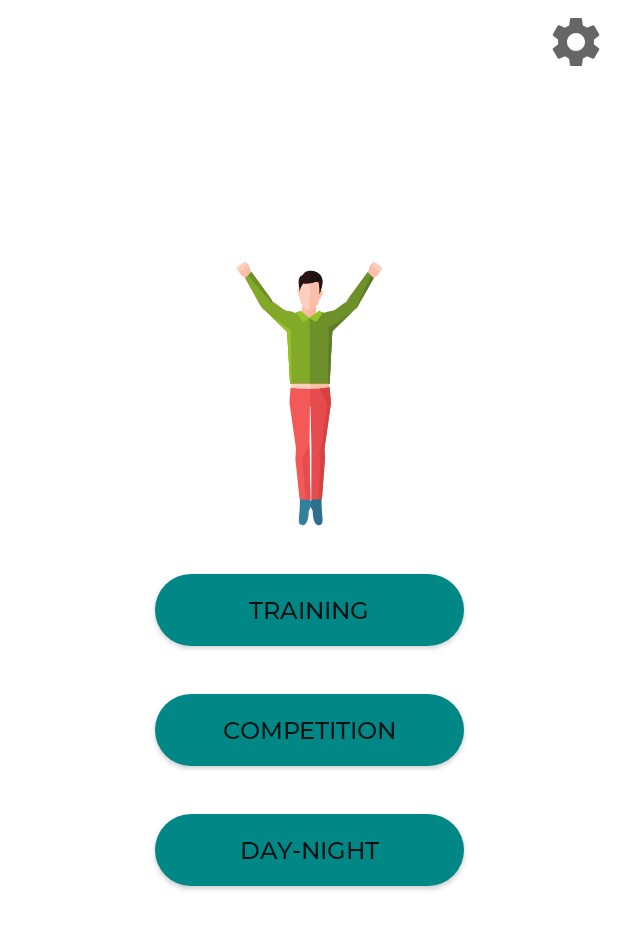
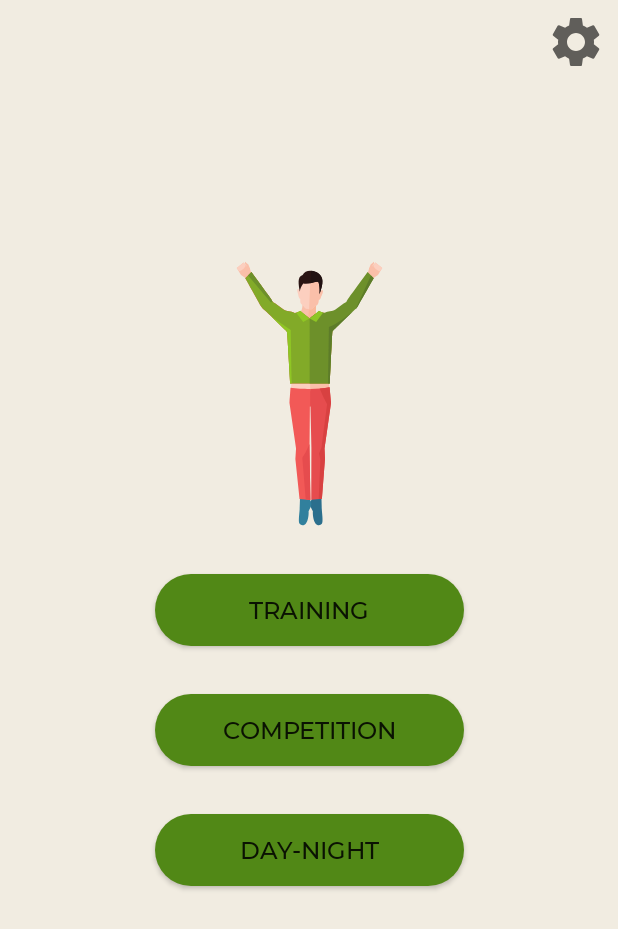
Before and after one commit to tomislav-ficko/Gibalica-App, an Android app: the MainFragment screen opened directly, with no data from a screen before it, on a phone screen of 412 x 824 dp. Shown: the top 929 px of the screen. Run offline under Robolectric (Android 15) with nearby library versions, the phone set to English and light mode, and no system bars; our stand-ins replace Dagger/Hilt's generated code, RxJava, Timber; libraries missing offline, so code that uses them is left out: com.google.mlkit.vision.

Commit message:
Change background color for all screens

```diff
--- a/app/src/main/res/layout/fragment_guide.xml
+++ b/app/src/main/res/layout/fragment_guide.xml
@@ -4,6 +4,7 @@
     xmlns:tools="http://schemas.android.com/tools"
     android:layout_width="match_parent"
     android:layout_height="match_parent"
+    android:background="@color/background_app"
     tools:context=".ui.fragments.GuideFragment">
 
     <androidx.cardview.widget.CardView
--- a/app/src/main/res/layout/fragment_main.xml
+++ b/app/src/main/res/layout/fragment_main.xml
@@ -4,6 +4,7 @@
     xmlns:tools="http://schemas.android.com/tools"
     android:layout_width="match_parent"
     android:layout_height="match_parent"
+    android:background="@color/background_app"
     tools:context=".ui.fragments.MainFragment">
 
     <androidx.constraintlayout.widget.Guideline
@@ -75,7 +76,7 @@
         android:id="@+id/btn_voice"
         android:layout_width="80dp"
         android:layout_height="80dp"
-        android:background="@color/white"
+        android:background="@color/background_app"
         android:padding="15dp"
         android:scaleType="fitCenter"
         android:src="@drawable/ic_mic"
--- a/app/src/main/res/layout/fragment_settings.xml
+++ b/app/src/main/res/layout/fragment_settings.xml
@@ -4,6 +4,7 @@
     xmlns:tools="http://schemas.android.com/tools"
     android:layout_width="match_parent"
     android:layout_height="match_parent"
+    android:background="@color/background_app"
     tools:context=".ui.fragments.SettingsFragment">
 
     <androidx.constraintlayout.widget.Guideline
--- a/app/src/main/res/layout/fragment_settings_selection.xml
+++ b/app/src/main/res/layout/fragment_settings_selection.xml
@@ -4,7 +4,8 @@
     xmlns:app="http://schemas.android.com/apk/res-auto"
     xmlns:tools="http://schemas.android.com/tools"
     android:layout_width="match_parent"
-    android:layout_height="match_parent">
+    android:layout_height="match_parent"
+    android:background="@color/background_app">
 
     <ImageView
         android:id="@+id/iv_back"
--- a/app/src/main/res/layout/fragment_training_selection.xml
+++ b/app/src/main/res/layout/fragment_training_selection.xml
@@ -4,6 +4,7 @@
     xmlns:tools="http://schemas.android.com/tools"
     android:layout_width="match_parent"
     android:layout_height="match_parent"
+    android:background="@color/background_app"
     tools:context=".ui.fragments.TrainingSelectionFragment">
 
     <ImageView
--- a/app/src/main/res/values/colors.xml
+++ b/app/src/main/res/values/colors.xml
@@ -8,10 +8,13 @@
     <color name="black">#FF000000</color>
     <color name="white">#FFFFFFFF</color>
 
-    <color name="background_app">#FFFFFF</color>
+    <color name="background_app">#F1ECE1</color>
+    <color name="background_app_accessible">#FFFFFF</color>
 
-    <color name="background_button">@color/teal_200</color>
-    <color name="background_button_pressed">@color/teal_700</color>
+    <color name="background_button">#65AA16</color>
+    <color name="background_button_pressed">#518816</color>
+    <color name="background_button_accessible">#636363</color>
+    <color name="background_button_pressed_accessible">#4A4A4A</color>
 
     <color name="slider_selected">#5A5A5A</color>
     <color name="slider_unselected">@color/white</color>
```
